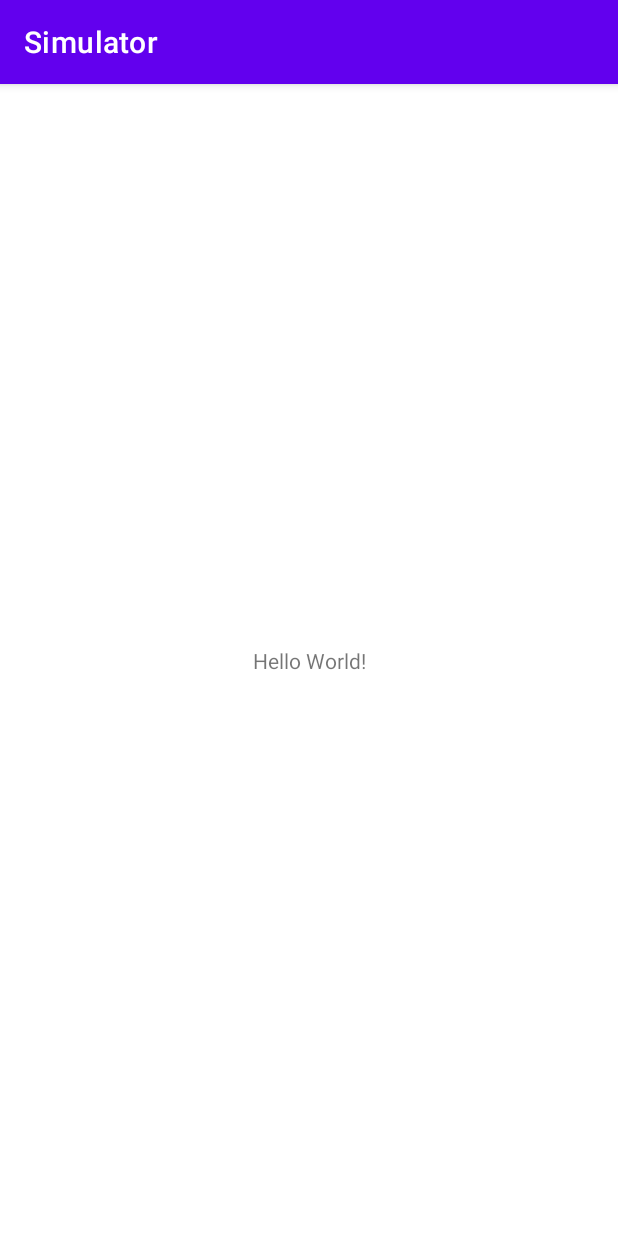
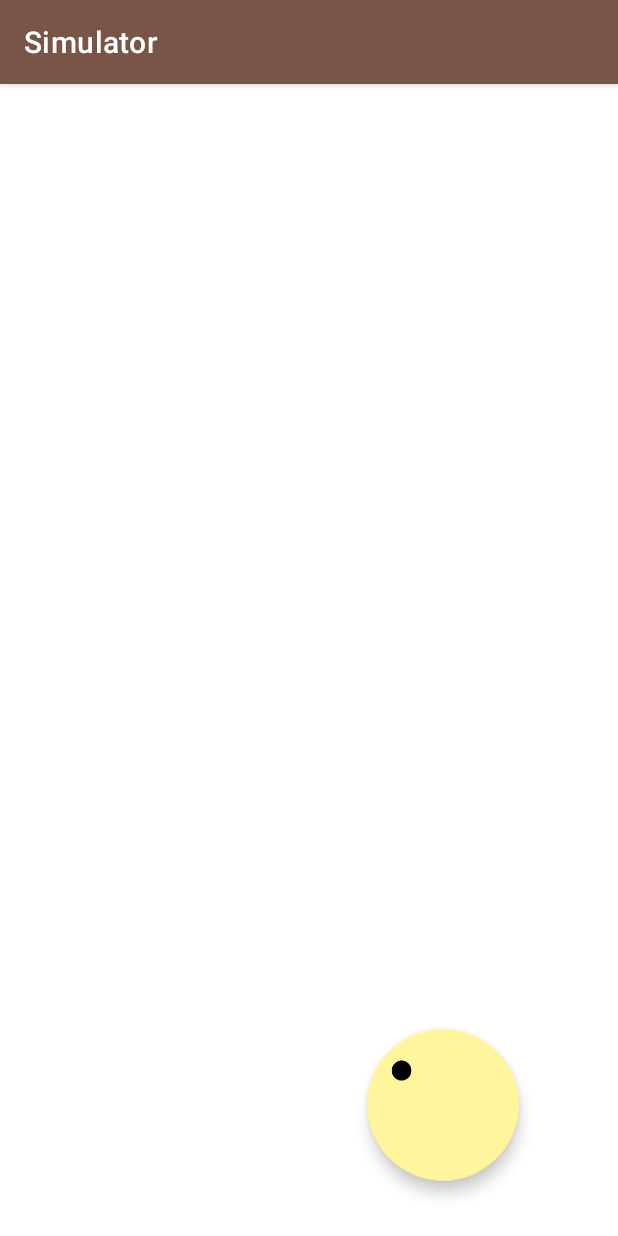
Before and after one commit to LoriViana/simulador-android-app, an Android app: the screen it shows after launch (MainActivity), on a phone screen of 412 x 824 dp. Run offline under Robolectric (Android 15) with nearby library versions, the phone set to English and light mode, and no system bars.

Commit message:
Transformação da MainActivity para java e mudancas da gradle

```diff
--- a/app/build.gradle
+++ b/app/build.gradle
@@ -29,15 +29,21 @@ android {
     kotlinOptions {
         jvmTarget = '1.8'
     }
+    buildFeatures{
+        viewBinding true
+    }
 }
 
 dependencies {
 
-    implementation 'androidx.core:core-ktx:1.7.0'
+    implementation 'androidx.core:core-ktx:1.8.0'
     implementation 'androidx.appcompat:appcompat:1.4.2'
+    implementation 'androidx.constraintlayout:constraintlayout:2.1.4'
+    implementation 'androidx.swiperefreshlayout:swiperefreshlayout:1.1.0'
     implementation 'com.google.android.material:material:1.6.1'
-    implementation 'androidx.constraintlayout:constraintlayout:2.1.4'
+
     testImplementation 'junit:junit:4.13.2'
+
     androidTestImplementation 'androidx.test.ext:junit:1.1.3'
     androidTestImplementation 'androidx.test.espresso:espresso-core:3.4.0'
 }
--- /dev/null
+++ b/app/src/main/java/me/dio/simulator/MainActivity.java
@@ -0,0 +1,21 @@
+package me.dio.simulator;
+
+import android.os.Bundle;
+
+import androidx.annotation.Nullable;
+import androidx.appcompat.app.AppCompatActivity;
+
+import me.dio.simulator.databinding.ActivityMainBinding;
+
+public class MainActivity extends AppCompatActivity {
+
+    private ActivityMainBinding binding;
+
+    @Override
+    protected void onCreate(@Nullable Bundle savedInstanceState) {
+        super.onCreate(savedInstanceState);
+
+       binding = ActivityMainBinding.inflate(getLayoutInflater());
+       setContentView(binding.getRoot());
+    }
+}
--- a/app/src/main/java/me/dio/simulator/MainActivity.kt
+++ /dev/null
@@ -1,11 +0,0 @@
-package me.dio.simulator
-
-import androidx.appcompat.app.AppCompatActivity
-import android.os.Bundle
-
-class MainActivity : AppCompatActivity() {
-    override fun onCreate(savedInstanceState: Bundle?) {
-        super.onCreate(savedInstanceState)
-        setContentView(R.layout.activity_main)
-    }
-}
--- a/app/src/main/res/layout/activity_main.xml
+++ b/app/src/main/res/layout/activity_main.xml
@@ -6,13 +6,18 @@
     android:layout_height="match_parent"
     tools:context=".MainActivity">
 
-    <TextView
-        android:layout_width="wrap_content"
-        android:layout_height="wrap_content"
-        android:text="Hello World!"
+    <com.google.android.material.floatingactionbutton.FloatingActionButton
+        android:id="@+id/floatingActionButton"
+        android:layout_width="183dp"
+        android:layout_height="101dp"
+        android:layout_marginEnd="8dp"
+        android:layout_marginBottom="16dp"
+        android:clickable="true"
         app:layout_constraintBottom_toBottomOf="parent"
         app:layout_constraintEnd_toEndOf="parent"
+        app:layout_constraintHorizontal_bias="0.808"
         app:layout_constraintStart_toStartOf="parent"
-        app:layout_constraintTop_toTopOf="parent" />
-
+        app:layout_constraintTop_toTopOf="parent"
+        app:layout_constraintVertical_bias="0.968"
+        app:srcCompat="@android:drawable/btn_plus" />
 </androidx.constraintlayout.widget.ConstraintLayout>
--- a/app/src/main/res/values-night/themes.xml
+++ b/app/src/main/res/values-night/themes.xml
@@ -2,12 +2,12 @@
     <!-- Base application theme. -->
     <style name="Theme.Simulator" parent="Theme.MaterialComponents.DayNight.DarkActionBar">
         <!-- Primary brand color. -->
-        <item name="colorPrimary">@color/purple_200</item>
-        <item name="colorPrimaryVariant">@color/purple_700</item>
+        <item name="colorPrimary">@color/primary_200</item>
+        <item name="colorPrimaryVariant">@color/primary_700</item>
         <item name="colorOnPrimary">@color/black</item>
         <!-- Secondary brand color. -->
-        <item name="colorSecondary">@color/teal_200</item>
-        <item name="colorSecondaryVariant">@color/teal_200</item>
+        <item name="colorSecondary">@color/secondary_200</item>
+        <item name="colorSecondaryVariant">@color/secondary_200</item>
         <item name="colorOnSecondary">@color/black</item>
         <!-- Status bar color. -->
         <item name="android:statusBarColor" tools:targetApi="l">?attr/colorPrimaryVariant</item>
--- a/app/src/main/res/values/colors.xml
+++ b/app/src/main/res/values/colors.xml
@@ -1,10 +1,13 @@
 <?xml version="1.0" encoding="utf-8"?>
 <resources>
-    <color name="purple_200">#FFBB86FC</color>
-    <color name="purple_500">#FF6200EE</color>
-    <color name="purple_700">#FF3700B3</color>
-    <color name="teal_200">#FF03DAC5</color>
-    <color name="teal_700">#FF018786</color>
+    <color name="primary_200">#bcaaa4</color>
+    <color name="primary_500">#795548</color>
+    <color name="primary_700">#5d4037</color>
+
+    <color name="secondary_200">#fff59d</color>
+    <color name="secondary_700">#fbc02d</color>
+    <color name="secondary_900">#f57f17</color>
+
     <color name="black">#FF000000</color>
     <color name="white">#FFFFFFFF</color>
 </resources>
--- a/app/src/main/res/values/themes.xml
+++ b/app/src/main/res/values/themes.xml
@@ -2,12 +2,12 @@
     <!-- Base application theme. -->
     <style name="Theme.Simulator" parent="Theme.MaterialComponents.DayNight.DarkActionBar">
         <!-- Primary brand color. -->
-        <item name="colorPrimary">@color/purple_500</item>
-        <item name="colorPrimaryVariant">@color/purple_700</item>
+        <item name="colorPrimary">@color/primary_500</item>
+        <item name="colorPrimaryVariant">@color/primary_700</item>
         <item name="colorOnPrimary">@color/white</item>
         <!-- Secondary brand color. -->
-        <item name="colorSecondary">@color/teal_200</item>
-        <item name="colorSecondaryVariant">@color/teal_700</item>
+        <item name="colorSecondary">@color/secondary_200</item>
+        <item name="colorSecondaryVariant">@color/secondary_900</item>
         <item name="colorOnSecondary">@color/black</item>
         <!-- Status bar color. -->
         <item name="android:statusBarColor" tools:targetApi="l">?attr/colorPrimaryVariant</item>
```
Also changed, not shown: 1 other file.
